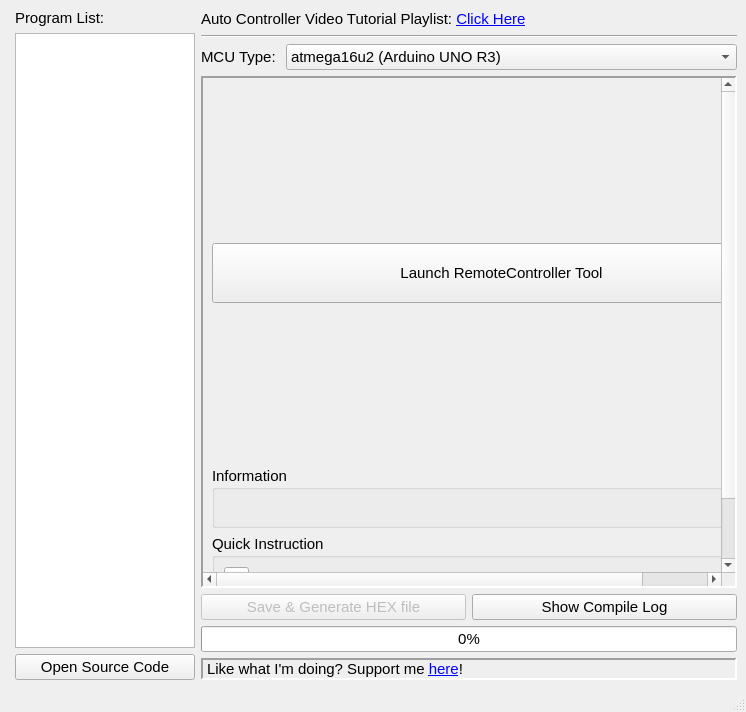
First picture: the form in autocontrollerwindow.ui, repository brianuuu/AutoControllerHelper, before the edit.
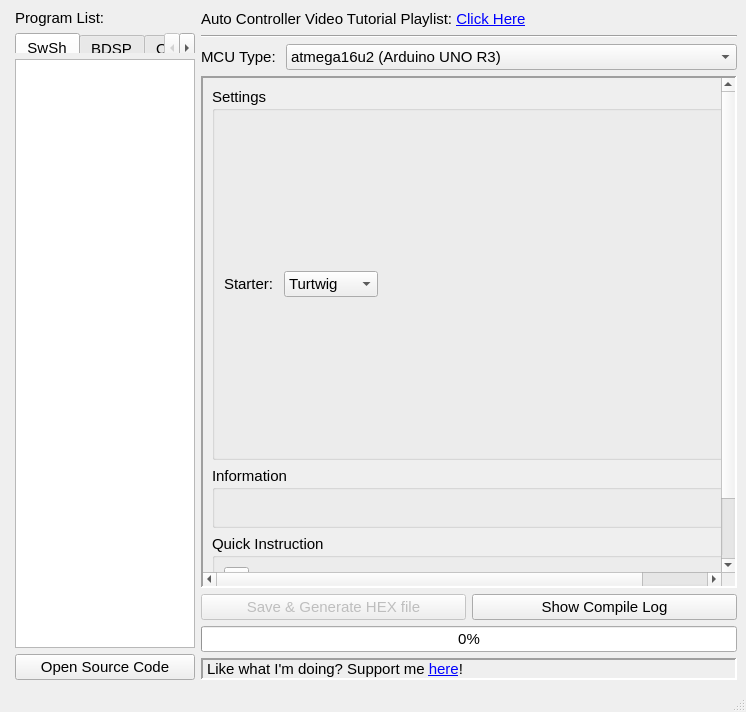
Second picture: the form after the edit. The open tabs and pages were chosen to show the change.

Commit message: Added tabs to switch between games, initial BDSP native programs

```diff
--- a/autocontrollerwindow.ui
+++ b/autocontrollerwindow.ui
@@ -54,6 +54,51 @@
         </property>
        </widget>
       </item>
+      <item>
+       <widget class="QTabWidget" name="TW_Bots">
+        <property name="sizePolicy">
+         <sizepolicy hsizetype="Maximum" vsizetype="Minimum">
+          <horstretch>0</horstretch>
+          <verstretch>0</verstretch>
+         </sizepolicy>
+        </property>
+        <property name="minimumSize">
+         <size>
+          <width>180</width>
+          <height>20</height>
+         </size>
+        </property>
+        <property name="maximumSize">
+         <size>
+          <width>180</width>
+          <height>20</height>
+         </size>
+        </property>
+        <property name="tabShape">
+         <enum>QTabWidget::Rounded</enum>
+        </property>
+        <property name="currentIndex">
+         <number>2</number>
+        </property>
+        <widget class="QWidget" name="tab">
+         <attribute name="title">
+          <string>SwSh</string>
+         </attribute>
+         <layout class="QVBoxLayout" name="verticalLayout_39"/>
+        </widget>
+        <widget class="QWidget" name="tab_2">
+         <attribute name="title">
+          <string>BDSP</string>
+         </attribute>
+         <layout class="QVBoxLayout" name="verticalLayout_40"/>
+        </widget>
+        <widget class="QWidget" name="tab_3">
+         <attribute name="title">
+          <string>Others</string>
+         </attribute>
+        </widget>
+       </widget>
+      </item>
       <item>
        <widget class="QListWidget" name="LW_Bots">
         <property name="sizePolicy">
@@ -212,7 +257,7 @@
           <item>
            <widget class="QStackedWidget" name="SW_Settings">
             <property name="currentIndex">
-             <number>19</number>
+             <number>20</number>
             </property>
             <widget class="QWidget" name="page">
              <layout class="QHBoxLayout" name="horizontalLayout_10">
@@ -2759,6 +2804,74 @@
               </item>
              </layout>
             </widget>
+            <widget class="QWidget" name="page_20">
+             <layout class="QVBoxLayout" name="verticalLayout_41">
+              <property name="leftMargin">
+               <number>0</number>
+              </property>
+              <property name="topMargin">
+               <number>0</number>
+              </property>
+              <property name="rightMargin">
+               <number>0</number>
+              </property>
+              <property name="bottomMargin">
+               <number>0</number>
+              </property>
+              <item>
+               <widget class="QGroupBox" name="groupBox">
+                <property name="title">
+                 <string>Settings</string>
+                </property>
+                <layout class="QVBoxLayout" name="verticalLayout_42">
+                 <item>
+                  <layout class="QHBoxLayout" name="horizontalLayout">
+                   <item>
+                    <widget class="QLabel" name="label_36">
+                     <property name="text">
+                      <string>Starter: </string>
+                     </property>
+                    </widget>
+                   </item>
+                   <item>
+                    <widget class="QComboBox" name="BDSPStarter_Type">
+                     <item>
+                      <property name="text">
+                       <string>Turtwig</string>
+                      </property>
+                     </item>
+                     <item>
+                      <property name="text">
+                       <string>Chimchar</string>
+                      </property>
+                     </item>
+                     <item>
+                      <property name="text">
+                       <string>Piplup</string>
+                      </property>
+                     </item>
+                    </widget>
+                   </item>
+                   <item>
+                    <spacer name="horizontalSpacer">
+                     <property name="orientation">
+                      <enum>Qt::Horizontal</enum>
+                     </property>
+                     <property name="sizeHint" stdset="0">
+                      <size>
+                       <width>40</width>
+                       <height>20</height>
+                      </size>
+                     </property>
+                    </spacer>
+                   </item>
+                  </layout>
+                 </item>
+                </layout>
+               </widget>
+              </item>
+             </layout>
+            </widget>
            </widget>
           </item>
           <item>
```
The commit also changes 2 other files.
